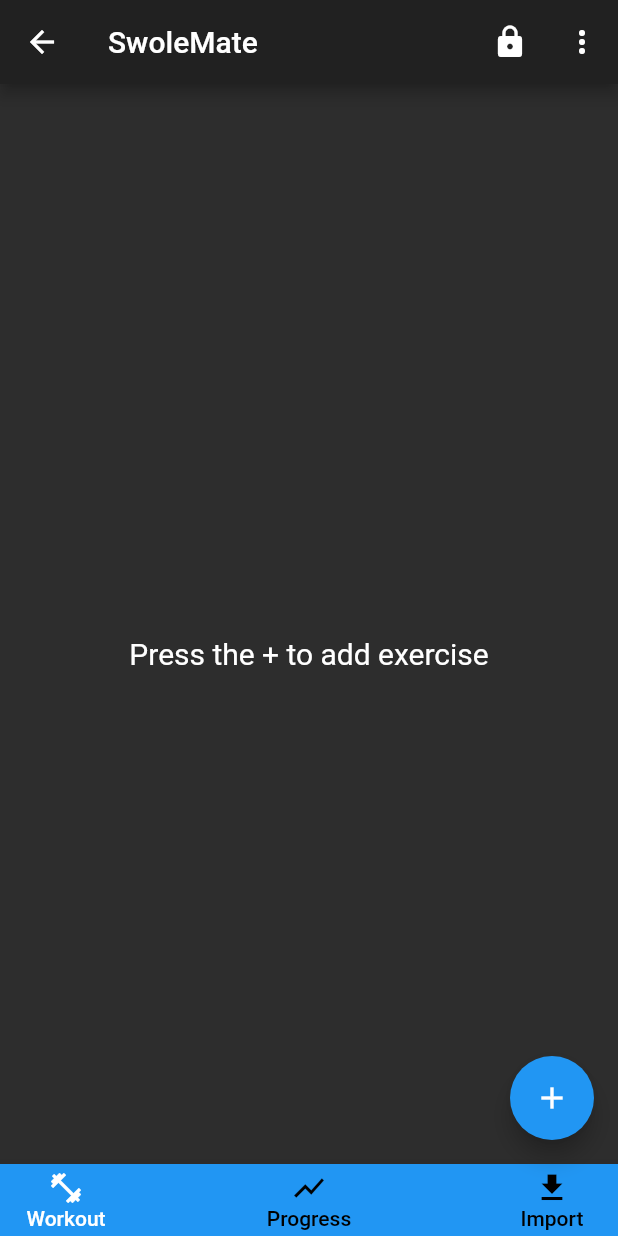
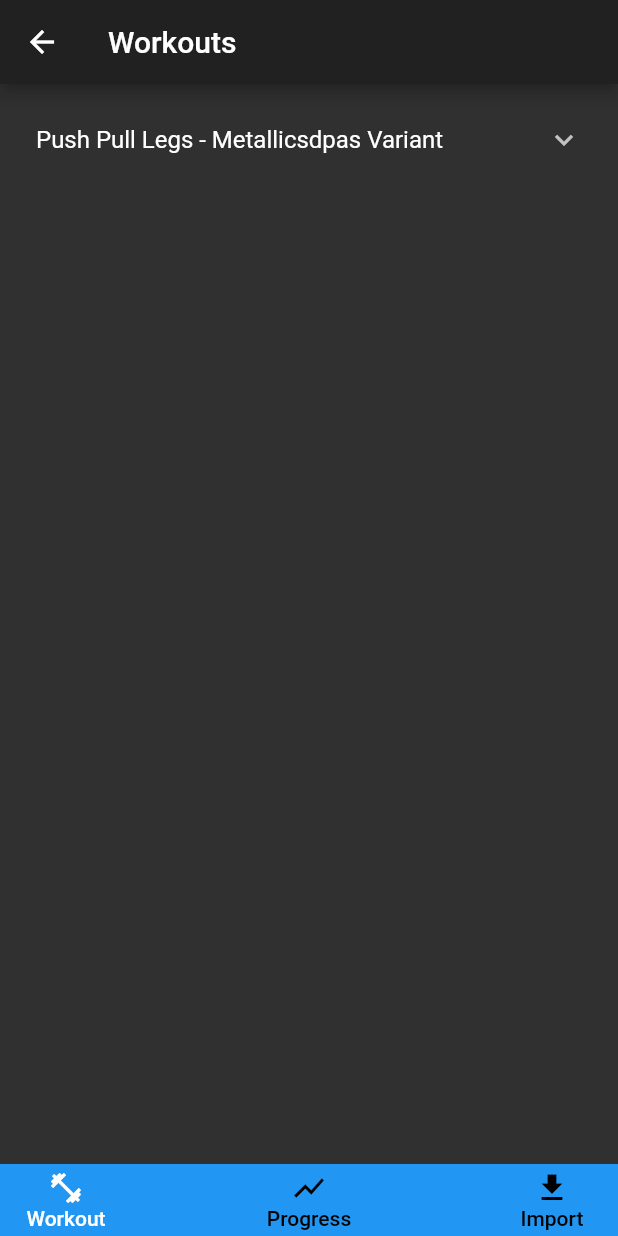
Before and after one commit to Ham80234/Swolemates, a Flutter app: the ImportPage screen opened directly with empty values, on a phone screen of 412 x 824 dp. Run offline on Flutter 3.47's test engine with Material 2 defaults, Android fonts, the phone set to English and light mode, and no system bars; our stand-ins replace charts_flutter, flutter_svg, rxdart, shared_preferences, sqflite; accounts and stored records are empty; network calls fail.

Commit message:
Import Workout feature

```diff
--- a/lib/database/listhandler.dart
+++ b/lib/database/listhandler.dart
@@ -173,5 +173,4 @@ class ListHandler{
     ];
     return Exercises;
   }
-
 }
--- /dev/null
+++ b/lib/database/workouthandler.dart
@@ -0,0 +1,61 @@
+// HANDLER FOR THE PPL WORKOUT
+
+import 'package:flutter_todo/database/listhandler.dart';
+import 'package:flutter_todo/models/Exercise.dart';
+import 'package:flutter_todo/models/sets.dart';
+
+class WorkoutHandler{
+  static List<Exercise> chestExercises = ListHandler.getChestExercises();
+  static List<Exercise> backExercises = ListHandler.getBackExercises();
+  static List<Exercise> shoulderExercises = ListHandler.getShoulderExercises();
+  static List<Exercise> trapExercises = ListHandler.getTrapExercises();
+  static List<Exercise> bicepsExercises = ListHandler.getBicepsExercises();
+  static List<Exercise> tricepsExercises = ListHandler.getTricepsExercises();
+  static List<Exercise> forearmsExercises = ListHandler.getForearmExercises();
+  static List<Exercise> coreExercises = ListHandler.getAbExercises();
+  static List<Exercise> glutesExercises = ListHandler.getGluteExercises();
+  static List<Exercise> quadExercises = ListHandler.getQuadExercises();
+  static List<Exercise> hamstringExercises = ListHandler.getHamstringExercises();
+  static List<Exercise> calfExercises = ListHandler.getCalfExercises();
+  static List<Exercise> cardioExercises = ListHandler.getCardioExercises();
+  static List<Exercise> fullbodyExercises = ListHandler.getFBExercises();
+  static List<Exercise> otherExercises = ListHandler.getOtherExercises();
+
+  static List<Sets> getPPLExercise(int day){
+    List<Sets> temp = new List<Sets>();
+    Sets tempSet;
+
+    switch(day){
+      case 0:{
+        for(int i=0; i<5; i++){
+          tempSet = new Sets(exercise: chestExercises.elementAt(0), rep: 4);
+          temp.add(tempSet);
+        }
+        for(int i=0; i<5; i++){
+          tempSet = new Sets(exercise: shoulderExercises.elementAt(0), rep: 8);
+          temp.add(tempSet);
+        }
+        for(int i=0; i<4; i++){
+          tempSet = new Sets(exercise: chestExercises.elementAt(4), rep: 12);
+          temp.add(tempSet);
+        }
+        for(int i=0; i<4; i++){
+          tempSet = new Sets(exercise: tricepsExercises.elementAt(4), rep: 12);
+          temp.add(tempSet);
+        }
+        for(int i=0; i<4; i++){
+          tempSet = new Sets(exercise: tricepsExercises.elementAt(6), rep: 12);
+          temp.add(tempSet);
+        }
+        for(int i=0; i<4; i++){
+          tempSet = new Sets(exercise: tricepsExercises.elementAt(8), rep: 12);
+          temp.add(tempSet);
+        }
+      }
+
+
+    }
+
+    return temp;
+  }
+}
--- /dev/null
+++ b/lib/models/sets.dart
@@ -0,0 +1,29 @@
+import 'package:flutter/material.dart';
+import 'package:flutter_todo/models/Exercise.dart';
+
+
+class Sets {
+  Exercise exercise;
+  int rep;
+
+  Sets({
+    @required this.exercise,
+    this.rep,
+  });
+
+  Map<String, dynamic> toJson() => {
+        "exercise": exercise,
+        "rep": rep,
+    };
+
+
+  factory Sets.fromJson(Map<String, dynamic> json) => new Sets(
+        exercise: json["exercise"],
+        rep: json["rep"],
+    );
+
+
+    get sets{
+      return Sets;
+    }
+}
--- /dev/null
+++ b/lib/models/workout.dart
@@ -0,0 +1,34 @@
+import 'package:flutter/material.dart';
+import 'package:flutter_todo/models/Exercise.dart';
+import 'package:flutter_todo/models/sets.dart';
+
+
+class Workout {
+  String id;
+  String name;
+  List<Sets> exercises;
+
+  Workout({
+    @required this.id,
+    @required this.name,
+    this.exercises,
+  });
+
+   Map<String, dynamic> toJson() => {
+        "id": id,
+        "name": name,
+        "exercises": exercises,
+    };
+
+
+  factory Workout.fromJson(Map<String, dynamic> json) => new Workout(
+        id: json["id"],
+        name: json["name"],
+        exercises: json["exercises"],
+    );
+
+
+    get sets{
+      return Sets;
+    }
+}
--- a/lib/pages/workout/import.dart
+++ b/lib/pages/workout/import.dart
@@ -194,9 +194,7 @@ class _ImportPageState extends State<ImportPage> {
 
   Widget _buildPageContent(AppModel model) {
     return Scaffold(
-      appBar: _buildAppBar(model),
       // floatingActionButtonLocation: FloatingActionButtonLocation.endDocked,
-      floatingActionButton: _buildFloatingActionButton(model),
       bottomNavigationBar: _buildBottomAppBar(model),
       body: ImportView(),
     );
--- a/lib/widgets/todo/importview.dart
+++ b/lib/widgets/todo/importview.dart
@@ -1,6 +1,10 @@
 import 'package:flutter/material.dart';
 import 'package:flutter_svg/flutter_svg.dart';
+import 'package:flutter_todo/database/workouthandler.dart';
 import 'package:flutter_todo/models/filter.dart';
+import 'package:flutter_todo/models/sets.dart';
+import 'package:flutter_todo/models/workout.dart';
+import 'package:flutter_todo/widgets/todo/todo_list_view.dart';
 
 import 'package:scoped_model/scoped_model.dart';
 
@@ -66,16 +70,75 @@ class ImportView extends StatelessWidget {
       },
     );
   }
+  static Workout pplPushDay = new Workout(id: '000', name: 'PPL Push Day', exercises: WorkoutHandler.getPPLExercise(0));
+
+  static List<Workout> ppl = [
+    pplPushDay = new Workout(id: '000', name: 'Push Day', exercises: WorkoutHandler.getPPLExercise(0)),
+  ];
+  static final List<String> workouts = [
+    "Push Pull Legs - Metallicsdpas Variant",
+  ];
+
+  static final List<List<Workout>> workoutDays = [
+      ppl,
+  ];
 
   @override
   Widget build(BuildContext context) {
-    return ScopedModelDescendant<AppModel>(
-      builder: (BuildContext context, Widget child, AppModel model) {
-        Widget todoCards = model.todos.length > 0
-            ? _buildListView(model)
-            : _buildEmptyText(model);
+    List<ExpansionTile> _listOfExpansions = List<ExpansionTile>.generate(
 
-        return todoCards;
+      1,
+      (i) => ExpansionTile(
+            title: Text(workouts.elementAt(i)),
+            children: workoutDays.elementAt(i)
+                .map((data) => ListTile(
+
+                      leading: Text(data.id.toString()),
+                      title: Text(data.name),
+                      onTap: (){
+                        print("Navigate");
+                        for(int i=0; i<data.exercises.length; i++){
+                          TodoListView.addNewEmptyExercise(data.exercises.elementAt(i).exercise, data.exercises.elementAt(i).rep.toString());
+                        }
+                        _showDialog(context);
+                      }
+                    ))
+                .toList(),
+          ));
+
+
+    return Scaffold(
+      appBar: AppBar(
+        title: Text('Workouts'),
+        actions: <Widget>[
+        ]
+      ),
+      body: ListView(
+        padding: EdgeInsets.all(8.0),
+        children:
+            _listOfExpansions.map((expansionTile) => expansionTile).toList(),
+      ),
+    );
+  }
+  void _showDialog(BuildContext context) {
+    // flutter defined function
+    showDialog(
+      context: context,
+      builder: (BuildContext context) {
+        // return object of type Dialog
+        return AlertDialog(
+          title: new Text(""),
+          content: new Text("Workout has been imported successfully!"),
+          actions: <Widget>[
+            // usually buttons at the bottom of the dialog
+            new FlatButton(
+              child: new Text("Close"),
+              onPressed: () {
+                Navigator.pushNamedAndRemoveUntil(context, '/', (_) => false);
+              },
+            ),
+          ],
+        );
       },
     );
   }
--- a/lib/widgets/todo/todo_list_view.dart
+++ b/lib/widgets/todo/todo_list_view.dart
@@ -87,6 +87,21 @@ class TodoListView extends StatelessWidget {
     ListTile temp = new ListTile(
       title: Text(exercise.name),
       subtitle: Text(weight + ' lbs x ' + reps),
+      trailing: Icon(Icons.edit),
+      onTap: (){
+        print('edit options');
+        //  showDialog(
+        //    context: context,
+        //    builder: (BuildContext context) => _editExercise(context, exercise, weight, reps),);
+      }
+    );
+    exercises.add(temp);
+    count++;
+  }
+  static void addNewEmptyExercise(Exercise exercise, String reps){
+    ListTile temp = new ListTile(
+      title: Text(exercise.name),
+      subtitle: Text('_____ lbs x ' + reps),
       trailing: Icon(Icons.edit),
       onTap: (){
         print('edit options');
```
